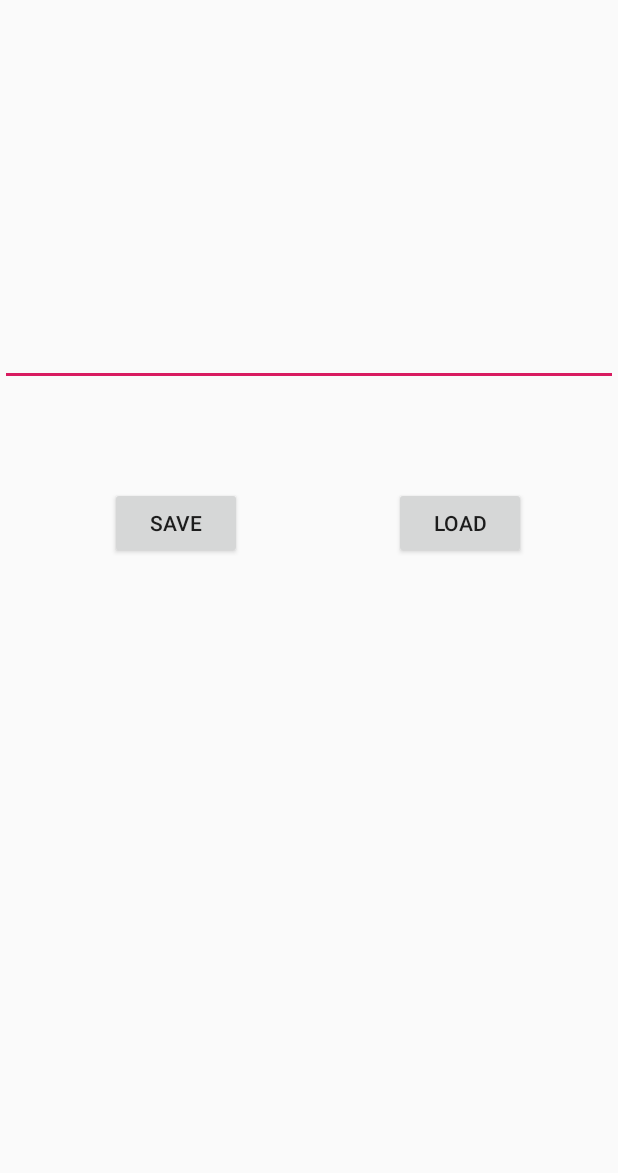
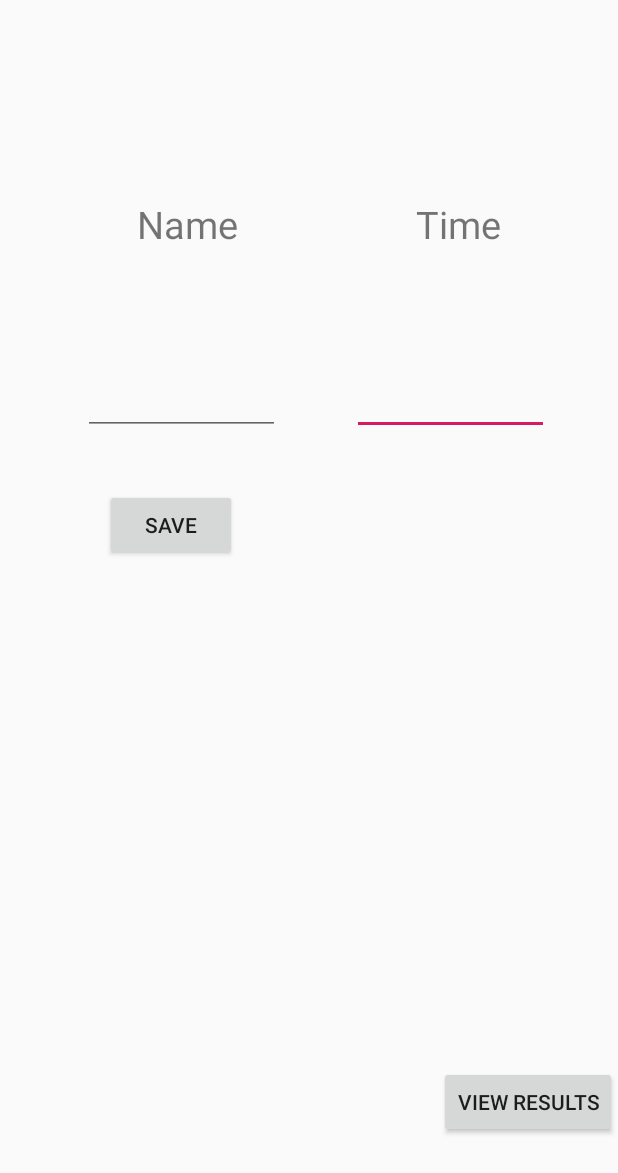
Before and after one commit to rohanshah22/TrackAndField, an Android app: the layout activity_main.xml on its own in the app's theme, with its tools: preview values and no code run, on a phone screen of 412 x 824 dp. Shown: the top 1173 px of the screen. Run offline under Robolectric (Android 15) with nearby library versions, the phone set to English and light mode, and no system bars.

Commit message:
Sunday Night

```diff
--- /dev/null
+++ b/app/src/main/res/layout/activity_data.xml
@@ -0,0 +1,6 @@
+<?xml version="1.0" encoding="utf-8"?>
+<LinearLayout xmlns:android="http://schemas.android.com/apk/res/android"
+    android:orientation="vertical" android:layout_width="match_parent"
+    android:layout_height="match_parent">
+
+</LinearLayout>
--- a/app/src/main/res/layout/activity_main.xml
+++ b/app/src/main/res/layout/activity_main.xml
@@ -7,13 +7,32 @@
     tools:context=".MainActivity">
 
     <EditText
+        android:id="@+id/edit_text2"
+        android:layout_width="131dp"
+        android:layout_height="123dp"
+        android:layout_marginStart="234dp"
+        android:layout_marginTop="120dp"
+        android:layout_marginEnd="46dp"
+        android:layout_marginBottom="488dp"
+        android:textSize="36sp"
+        app:layout_constraintBottom_toBottomOf="parent"
+        app:layout_constraintEnd_toEndOf="parent"
+        app:layout_constraintStart_toStartOf="parent"
+        app:layout_constraintTop_toTopOf="parent" />
+
+    <EditText
         android:id="@+id/edit_text"
-        android:layout_width="match_parent"
-        android:layout_height="200dp"
+        android:layout_width="131dp"
+        android:layout_height="123dp"
+        android:layout_marginStart="55dp"
+        android:layout_marginTop="120dp"
+        android:layout_marginEnd="225dp"
+        android:layout_marginBottom="488dp"
+        android:textSize="36sp"
         app:layout_constraintBottom_toBottomOf="parent"
-        app:layout_constraintTop_toTopOf="parent"
-        app:layout_constraintVertical_bias="0.092"
-        tools:layout_editor_absoluteX="0dp" />
+        app:layout_constraintEnd_toEndOf="parent"
+        app:layout_constraintStart_toStartOf="parent"
+        app:layout_constraintTop_toTopOf="parent" />
 
     <Button
         android:id="@+id/button_save"
@@ -23,22 +42,54 @@
         android:text="save"
         app:layout_constraintBottom_toBottomOf="parent"
         app:layout_constraintEnd_toEndOf="parent"
-        app:layout_constraintHorizontal_bias="0.226"
+        app:layout_constraintHorizontal_bias="0.216"
         app:layout_constraintStart_toStartOf="parent"
         app:layout_constraintTop_toTopOf="parent"
-        app:layout_constraintVertical_bias="0.418" />
+        app:layout_constraintVertical_bias="0.42" />
 
     <Button
         android:id="@+id/button_load"
         android:layout_width="wrap_content"
         android:layout_height="wrap_content"
-        android:onClick="load"
-        android:text="load"
+        android:layout_marginStart="307dp"
+        android:layout_marginTop="664dp"
+        android:layout_marginEnd="16dp"
+        android:layout_marginBottom="19dp"
+        android:onClick="switchActivity"
+        android:text="View Results"
         app:layout_constraintBottom_toBottomOf="parent"
         app:layout_constraintEnd_toEndOf="parent"
-        app:layout_constraintHorizontal_bias="0.811"
         app:layout_constraintStart_toStartOf="parent"
-        app:layout_constraintTop_toTopOf="parent"
-        app:layout_constraintVertical_bias="0.418" />
+        app:layout_constraintTop_toTopOf="parent" />
+
+    <TextView
+        android:id="@+id/textView"
+        android:layout_width="wrap_content"
+        android:layout_height="wrap_content"
+        android:layout_marginStart="91dp"
+        android:layout_marginTop="86dp"
+        android:layout_marginEnd="253dp"
+        android:layout_marginBottom="611dp"
+        android:text="Name"
+        android:textSize="25sp"
+        app:layout_constraintBottom_toBottomOf="parent"
+        app:layout_constraintEnd_toEndOf="parent"
+        app:layout_constraintStart_toStartOf="parent"
+        app:layout_constraintTop_toTopOf="parent" />
+
+    <TextView
+        android:id="@+id/textView2"
+        android:layout_width="wrap_content"
+        android:layout_height="wrap_content"
+        android:layout_marginStart="277dp"
+        android:layout_marginTop="86dp"
+        android:layout_marginEnd="78dp"
+        android:layout_marginBottom="611dp"
+        android:text="Time"
+        android:textSize="25sp"
+        app:layout_constraintBottom_toBottomOf="parent"
+        app:layout_constraintEnd_toEndOf="parent"
+        app:layout_constraintStart_toStartOf="parent"
+        app:layout_constraintTop_toTopOf="parent" />
 
 </androidx.constraintlayout.widget.ConstraintLayout>
```
Also changed, not shown: app/src/main/AndroidManifest.xml (+7 -0 lines), app/src/main/java/com/example/trackandfield/DataActivity.java (+23 -1 lines), app/src/main/java/com/example/trackandfield/MainActivity.java (+20 -8 lines), app/src/main/java/com/example/trackandfield/Player.java (added, +24 -0 lines).
